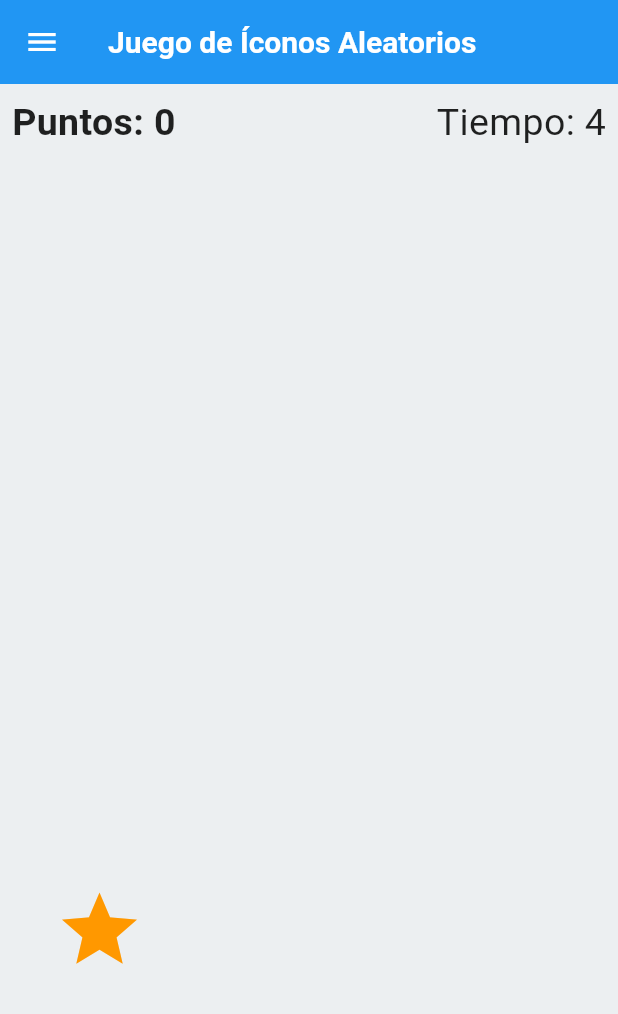
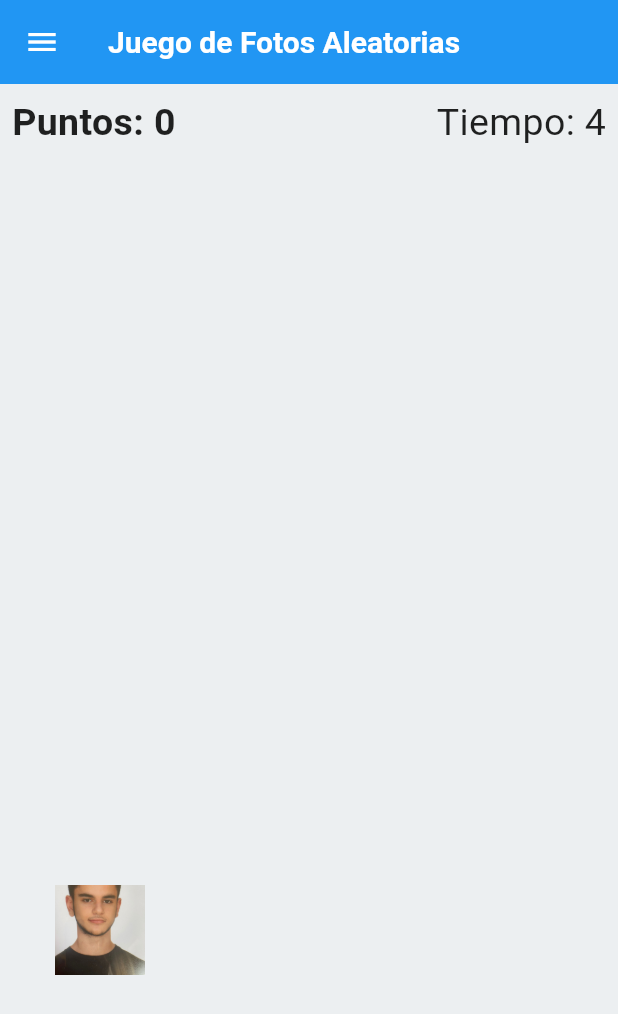
Before and after one commit to alvaro-ruiz/2Flutter, a Flutter app: the screen it shows after launch, in the side drawer, after a tap on "Juego Icono", on a phone screen of 412 x 824 dp. Shown: the top 1014 px of the screen. Run offline on Flutter 3.47's test engine with Material 3 defaults, Android fonts, the phone set to English and light mode, and no system bars; our stand-ins replace google_fonts.

Commit message:
Entrega 4

```diff
--- a/lib/drawer/drawer.dart
+++ b/lib/drawer/drawer.dart
@@ -121,7 +121,7 @@ class MyDrawer extends StatelessWidget {
               style: GoogleFonts.aladin(fontSize: 24),
             ),
             onTap: () {
-              Navigator.pushNamed(context, '/juegoicono');
+              Navigator.pushNamed(context, '/juegofoto');
             },
           ),
         ],
--- a/lib/routes/approutes.dart
+++ b/lib/routes/approutes.dart
@@ -12,6 +12,6 @@ class AppRoutes {
     '/anidadas': (context) => const Anidadas(),
     '/contador': (context) => const Contador(),
     '/instagram': (context) => const Instagram(),
-    '/juegoicono': (context) => const JuegoIcono(),
+    '/juegofoto': (context) => const JuegoFoto(),
   };
 }
--- /dev/null
+++ b/lib/screens/juegofoto.dart
@@ -0,0 +1,166 @@
+import 'dart:async';
+import 'dart:math';
+import 'package:ejerciciosflutter/drawer/drawer.dart';
+import 'package:flutter/material.dart';
+
+class JuegoFoto extends StatelessWidget {
+  const JuegoFoto({super.key});
+
+  @override
+  Widget build(BuildContext context) {
+    return const RandomPhotoGame();
+  }
+}
+
+class RandomPhotoGame extends StatefulWidget {
+  const RandomPhotoGame({super.key});
+
+  @override
+  // ignore: library_private_types_in_public_api
+  _RandomPhotoGameState createState() => _RandomPhotoGameState();
+}
+
+class _RandomPhotoGameState extends State<RandomPhotoGame> {
+  int _score = 0;
+  bool _isPhotoVisible = false;
+  late double _photoX;
+  late double _photoY;
+  late Timer _timer;
+  int _timeLeft = 5;
+  bool _gameOver = false;
+
+  final List<String> _photos = [
+    'assets/images/buffon.jpg',
+    'assets/images/alvaro.jpg',
+    'assets/images/satan.jpg',
+  ];
+
+  @override
+  void initState() {
+    super.initState();
+    _startNewRound();
+  }
+
+  void _startNewRound() {
+    setState(() {
+      _gameOver = false;
+      _isPhotoVisible = true;
+      _timeLeft = 5;
+    });
+
+    _timer = Timer.periodic(const Duration(seconds: 1), (timer) {
+      setState(() {
+        if (_timeLeft > 0) {
+          _timeLeft--;
+        } else {
+          _isPhotoVisible = false;
+          _score -= 2;
+          _generateRandomPosition();
+          _timeLeft = 5;
+          _isPhotoVisible = true;
+        }
+      });
+    });
+
+    _generateRandomPosition();
+  }
+
+  void _generateRandomPosition() {
+    final random = Random();
+    _photoX = random.nextDouble() * 0.8;
+    _photoY = random.nextDouble() * 0.8;
+  }
+
+  void _onPhotoPressed() {
+    if (_isPhotoVisible) {
+      setState(() {
+        _score++;
+        _isPhotoVisible = false;
+        _timer.cancel();
+        _showMilestoneSnackBar();
+        _startNewRound();
+      });
+    }
+  }
+
+  void _showMilestoneSnackBar() {
+    if (_score == 10 || _score == 25 || _score == 50) {
+      final snackBar = SnackBar(
+        content: Text('¡Has alcanzado $_score puntos! 🎉'),
+        duration: const Duration(seconds: 2),
+      );
+      ScaffoldMessenger.of(context).showSnackBar(snackBar);
+    }
+  }
+
+  @override
+  void dispose() {
+    _timer.cancel();
+    super.dispose();
+  }
+
+  @override
+  Widget build(BuildContext context) {
+    return Scaffold(
+      appBar: AppBar(
+        title: const Text('Juego de Fotos Aleatorias'),
+      ),
+      drawer: const MyDrawer(),
+      body: Stack(
+        children: [
+          Container(
+            color: Colors.blueGrey[50],
+            child: Column(
+              children: [
+                Padding(
+                  padding: const EdgeInsets.all(8.0),
+                  child: Row(
+                    mainAxisAlignment: MainAxisAlignment.spaceBetween,
+                    children: [
+                      Text(
+                        'Puntos: $_score',
+                        style: const TextStyle(
+                          fontSize: 25,
+                          fontWeight: FontWeight.bold,
+                        ),
+                      ),
+                      if (!_gameOver)
+                        Text(
+                          'Tiempo: $_timeLeft',
+                          style: const TextStyle(fontSize: 25),
+                        ),
+                    ],
+                  ),
+                ),
+                Expanded(
+                  child: Stack(
+                    children: [
+                      if (_isPhotoVisible)
+                        Positioned(
+                          left: _photoX * MediaQuery.of(context).size.width,
+                          top: _photoY * MediaQuery.of(context).size.height,
+                          child: GestureDetector(
+                            onTap: _onPhotoPressed,
+                            child: AnimatedOpacity(
+                              opacity: _isPhotoVisible ? 1.0 : 0.0,
+                              duration: const Duration(milliseconds: 300),
+                              child: Image.asset(
+                                _photos[Random().nextInt(_photos.length)],
+                                width: 60,
+                                height: 60,
+                                fit: BoxFit.cover,
+                              ),
+                            ),
+                          ),
+                        ),
+                    ],
+                  ),
+                ),
+              ],
+            ),
+          ),
+        ],
+      ),
+    );
+  }
+}
--- a/lib/screens/juegoicono.dart
+++ /dev/null
@@ -1,153 +0,0 @@
-import 'dart:async';
-import 'dart:math';
-import 'package:ejerciciosflutter/drawer/drawer.dart';
-import 'package:flutter/material.dart';
-
-class JuegoIcono extends StatelessWidget {
-  const JuegoIcono({super.key});
-
-  @override
-  Widget build(BuildContext context) {
-    return const RandomIconGame();
-  }
-}
-
-class RandomIconGame extends StatefulWidget {
-  const RandomIconGame({super.key});
-
-  @override
-  // ignore: library_private_types_in_public_api
-  _RandomIcon createState() => _RandomIcon();
-}
-
-class _RandomIcon extends State<RandomIconGame> {
-  int _score = 0;
-  bool _isIconVisible = false;
-  late double _iconX;
-  late double _iconY;
-  late Timer _timer;
-  int _timeLeft = 5;
-  bool _gameOver = false;
-
-  @override
-  void initState() {
-    super.initState();
-    _startNewRound();
-  }
-
-  void _startNewRound() {
-    setState(() {
-      _gameOver = false;
-      _isIconVisible = true;
-      _timeLeft = 5; // Resetear el tiempo
-    });
-
-    _timer = Timer.periodic(const Duration(seconds: 1), (timer) {
-      setState(() {
-        if (_timeLeft > 0) {
-          _timeLeft--;
-        } else {
-          _isIconVisible = false;
-          _score -= 2;
-          _generateRandomPosition();
-          _timeLeft = 5;
-          _isIconVisible = true;
-        }
-      });
-    });
-
-    // Generar una nueva posición aleatoria para el ícono
-    _generateRandomPosition();
-  }
-
-  void _generateRandomPosition() {
-    final random = Random();
-    _iconX = random.nextDouble() * 0.8; // Rango 0.0 a 0.8 (80% del ancho)
-    _iconY = random.nextDouble() * 0.8; // Rango 0.0 a 0.8 (80% del alto)
-  }
-
-  void _onIconPressed() {
-    if (_isIconVisible) {
-      setState(() {
-        _score++;
-        _isIconVisible = false; // Ocultar el ícono
-        _timer.cancel();
-        _startNewRound(); // Comenzar una nueva ronda
-      });
-    }
-  }
-
-  @override
-  void dispose() {
-    _timer.cancel();
-    super.dispose();
-  }
-
-  @override
-  Widget build(BuildContext context) {
-    return Scaffold(
-      appBar: AppBar(
-        title: const Text('Juego de Íconos Aleatorios'),
-      ),
-      drawer: const MyDrawer(),
-      body: Stack(
-        children: [
-          Container(
-            color: Colors.blueGrey[50],
-            child: Column(
-              children: [
-                // Aquí se agregan los puntos y el tiempo en la parte superior, debajo del AppBar
-                Padding(
-                  padding: const EdgeInsets.all(8.0),
-                  child: Row(
-                    mainAxisAlignment: MainAxisAlignment.spaceBetween,
-                    children: [
-                      Text(
-                        'Puntos: $_score',
-                        style: const TextStyle(fontSize: 25, fontWeight: FontWeight.bold),
-                      ),
-                      if (!_gameOver)
-                        Text(
-                          'Tiempo: $_timeLeft',
-                          style: const TextStyle(fontSize: 25),
-                        ),
-                      if (_gameOver)
-                        const Text(
-                          '¡Se acabó el tiempo!',
-                          style: TextStyle(fontSize: 25, color: Colors.red),
-                        ),
-                    ],
-                  ),
-                ),
-                Expanded(
-                  child: Stack(
-                    children: [
-                      // El resto de la pantalla y el ícono que aparece
-                      if (_isIconVisible)
-                        Positioned(
-                          left: _iconX * MediaQuery.of(context).size.width,
-                          top: _iconY * MediaQuery.of(context).size.height,
-                          child: GestureDetector(
-                            onTap: _onIconPressed,
-                            child: AnimatedOpacity(
-                              opacity: _isIconVisible ? 1.0 : 0.0,
-                              duration: const Duration(milliseconds: 300),
-                              child: const Icon(
-                                Icons.star,
-                                color: Colors.orange,
-                                size: 60,
-                              ),
-                            ),
-                          ),
-                        ),
-                    ],
-                  ),
-                ),
-              ],
-            ),
-          ),
-        ],
-      ),
-    );
-  }
-}
--- a/lib/screens/screens.dart
+++ b/lib/screens/screens.dart
@@ -4,7 +4,7 @@ export './instagram.dart';
 export './principal.dart';
 export './contador.dart';
 export './rowcolumns.dart';
-export './juegoicono.dart';
+export 'juegofoto.dart';
 export './filaimagenes.dart';
 export './columnaimagenes.dart';
 export './iconosfila.dart';
```
Also changed, not shown: lib/screens/instagram.dart (+44 -19 lines), lib/screens/imgenesFila.dart (deleted), 1 other file.
